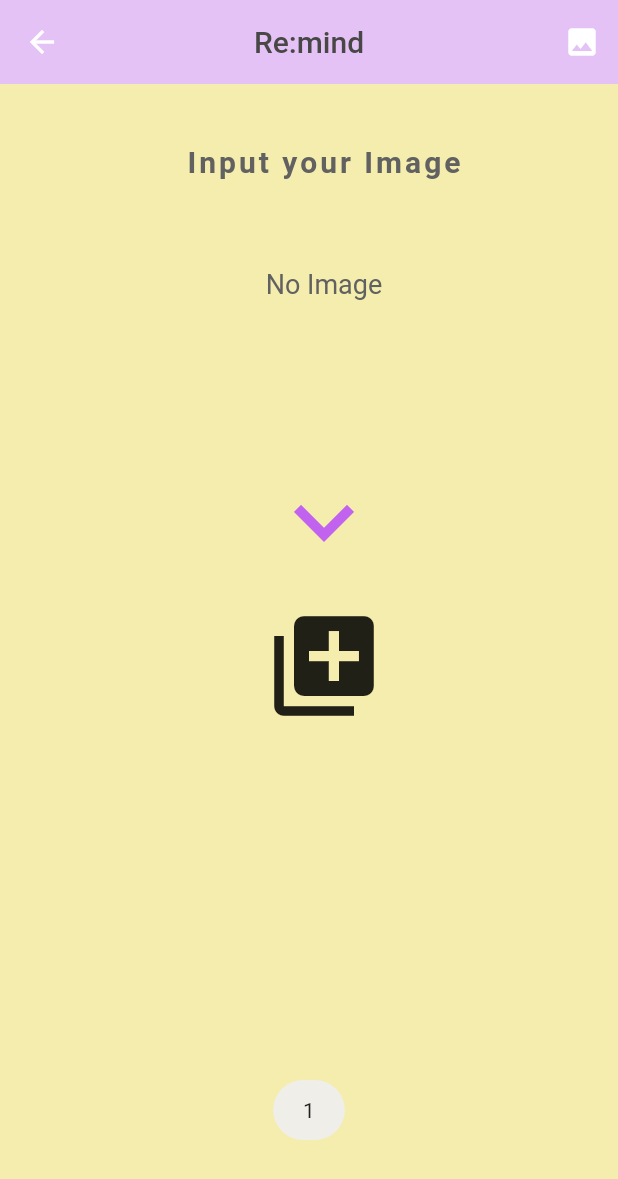
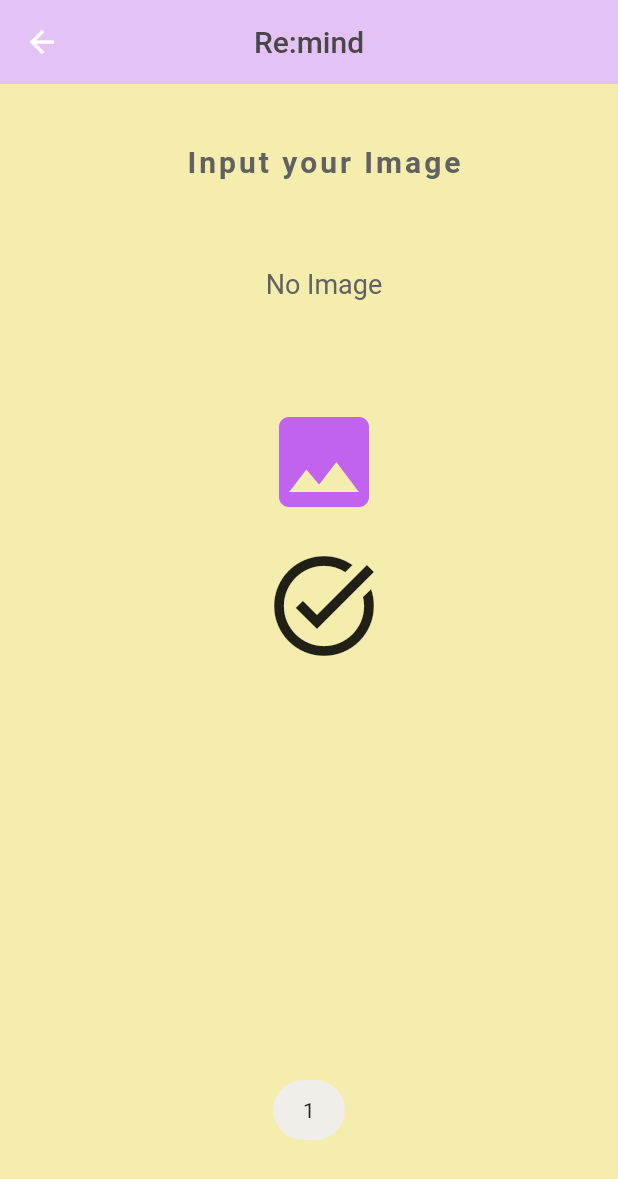
Before and after one commit to kozeldark/Flutter, a Flutter app: the DetailsScreen screen opened directly with sample values from the repository, after a tap on "CHOOSE", on a phone screen of 412 x 824 dp. Shown: the top 1179 px of the screen. Run offline on Flutter 3.47's test engine with Material 2 defaults, Android fonts, the phone set to English and light mode, and no system bars; our stand-ins replace audioplayers, dio, file_picker, firebase_auth, firebase_core, flutter_signin_button and 4 more; accounts and stored records are empty; network calls fail; statements that could not run were skipped.

Commit message:
Split MP4 & GIF

```diff
--- a/lib/screens/details/components/add_to_cart.dart
+++ b/lib/screens/details/components/add_to_cart.dart
@@ -4,10 +4,11 @@ import 'package:flutter/material.dart';
 import 'package:flutter_svg/flutter_svg.dart';
 import 'package:fluttertoast/fluttertoast.dart';
 import 'package:re_mind/models/Product.dart';
-import 'package:re_mind/screens/select/inputImg_page.dart';
+import 'package:re_mind/screens/select/inputImg_gif_page.dart';
 
 import '../../../constants.dart';
 import '../../learning/ml_service.dart';
+import '../../select/inputImg_mp4_page.dart';
 
 // 템플릿 선택 페이지
 
@@ -70,8 +71,20 @@ class AddToCart extends StatelessWidget {
                 color: product.color,
                 onPressed: () {
                   Fluttertoast.showToast(msg: this.product.id.toString());
-                  Navigator.push(context,
-                      MaterialPageRoute(builder: (context) => RemindPage(this.product.id)));
+                  String check = this.product.type.toString();
+
+                  if (check == 'GIF') {
+                    Navigator.push(context,
+                        MaterialPageRoute(
+                            builder: (context) => RemindPageGif(this.product
+                                .id)));
+                  }
+                  else {
+                    Navigator.push(context,
+                        MaterialPageRoute(
+                            builder: (context) => RemindPage(this.product
+                                .id)));
+                  }
                 },
                 child: Text(
                   "Choose".toUpperCase(),
--- a/lib/screens/select/chooseTemplate_page.dart
+++ b/lib/screens/select/chooseTemplate_page.dart
@@ -3,7 +3,7 @@ import 'dart:typed_data';
 import 'package:re_mind/screens/select/result_page.dart';
 import 'package:flutter/material.dart';
 import 'package:re_mind/screens/learning/ml_service.dart';
-import 'package:re_mind/screens/select/inputImg_page.dart';
+import 'package:re_mind/screens/select/inputImg_gif_page.dart';
 
 
 class ChooseTemplate extends StatelessWidget {
--- /dev/null
+++ b/lib/screens/select/inputImg_gif_page.dart
@@ -0,0 +1,172 @@
+import 'dart:typed_data';
+
+import 'package:re_mind/screens/select/audio_page.dart';
+import 'package:re_mind/screens/select/result_page.dart';
+import 'package:re_mind/screens/learning/file_picker_service.dart';
+import 'package:re_mind/screens/learning/ml_service.dart';
+import 'package:flutter/material.dart';
+
+// 이미지 넣는 페이지
+class RemindPageGif extends StatefulWidget {
+  final int arguments;
+  const RemindPageGif(this.arguments);
+
+  @override
+  _RemindPageState createState() => _RemindPageState();
+}
+
+
+class _RemindPageState extends State<RemindPageGif> {
+  MLService _mlService = MLService();
+  FilePickerService _filePickerService = FilePickerService();
+
+  Uint8List defaultImage;
+  Uint8List cartoonImage;
+
+  @override
+  Widget build(BuildContext context) {
+    return Scaffold(
+      appBar: AppBar(
+        backgroundColor: Color(0xFFE5C2F5),
+        title: Text('Re:mind', style: TextStyle(color: Color(0xFF474745))),
+        centerTitle: true,
+        elevation: 0.0,
+        actions: [
+          /*
+          IconButton(
+            icon: Icon(Icons.image),
+            onPressed: selectImage,
+          )
+           */
+        ],
+      ),
+      backgroundColor: Color(0xFFF5EDAD),
+      body: SingleChildScrollView(
+        padding: EdgeInsets.fromLTRB(20.0, 40.0, 0.0, 0.0),
+        child: Column(
+          children: [
+            Center(
+              child: Text(
+                'Input your Image',
+                style: TextStyle(
+                    color: Colors.grey[700],
+                    letterSpacing: 2.0,
+                    fontSize: 20.0,
+                    fontWeight: FontWeight.bold),
+              ),
+            ),
+            SizedBox(
+              height: 60.0, //간격
+            ),
+            LoadingImage(defaultImage), //처음 Input 이미지
+            SizedBox(
+              height: 60.0, //간격
+            ),
+
+            IconButton(
+              icon: Icon(Icons.image),
+              onPressed: selectImage,
+              iconSize: 80,
+              color: Color(0xFFC163EE),
+            ),
+
+            IconButton(
+              icon: Icon(Icons.task_alt),
+              iconSize: 80,
+              onPressed:(){
+                Navigator.push(
+                  context,
+                  MaterialPageRoute(builder: (context) => Result()),
+                );
+              },
+            ),
+            /*
+            Icon(
+              //아래화살표
+              Icons.keyboard_arrow_down,
+              size: 50,
+            ),
+            Text(
+              '3. Result (gif)',
+              style: TextStyle(
+                  //color: Colors.white,
+                  letterSpacing: 2.0,
+                  fontSize: 20.0,
+                  fontWeight: FontWeight.bold),
+            ),
+            SizedBox(
+              height: 40.0, //간격
+            ),
+            LoadingImage(cartoonImage),
+            SizedBox(
+              height: 20.0, //간격
+            ),*/
+          ],
+        ),
+      ),
+    );
+  }
+
+  Widget LoadingImage(Uint8List imageData) {
+    if (imageData == null) {
+      return Center(
+        child: Container(
+          child: Text(
+            'No Image',
+            style: TextStyle(
+              color: Colors.grey[700],
+              fontSize: 18,
+            ),
+          ),
+        ),
+      );
+    } else if (imageData.length == 0) {
+      return Center(
+        child: Column(
+          children: [
+            CircularProgressIndicator(),
+            SizedBox(
+              height: 5,
+            ),
+            Text('Loading'),
+          ],
+        ),
+      );
+    } else {
+      return Image.memory(
+        imageData,
+        fit: BoxFit.fitWidth,
+      );
+    }
+  }
+
+  void selectImage() async {
+    setState(() {
+      defaultImage = Uint8List(0);
+      cartoonImage = Uint8List(0);
+    });
+
+    var imageData = await _filePickerService.imageFilePickAsBytes();
+
+    if (imageData != null) {
+      setState(() {
+        defaultImage = imageData;
+      });
+
+      var cartoonImageData = await _mlService.convertCartoonImage(imageData, widget.arguments);
+
+      setState(() {
+        if (cartoonImageData == null) {
+          cartoonImage = null;
+        } else {
+          cartoonImage = cartoonImageData;
+        }
+      });
+    } else {
+      setState(() {
+        defaultImage = null;
+        cartoonImage = null;
+      });
+    }
+  }
+}
--- a/lib/screens/select/inputImg_page.dart
+++ b/lib/screens/select/inputImg_mp4_page.dart
@@ -32,10 +32,12 @@ class _RemindPageState extends State<RemindPage> {
         centerTitle: true,
         elevation: 0.0,
         actions: [
+          /*
           IconButton(
             icon: Icon(Icons.image),
             onPressed: selectImage,
           )
+           */
         ],
       ),
       backgroundColor: Color(0xFFF5EDAD),
@@ -58,10 +60,18 @@ class _RemindPageState extends State<RemindPage> {
             ),
             LoadingImage(defaultImage), //처음 Input 이미지
             SizedBox(
-              height: 100.0, //간격
+              height: 60.0, //간격
             ),
+
             IconButton(
-              icon: Icon(Icons.keyboard_arrow_down),
+              icon: Icon(Icons.image),
+              onPressed: selectImage,
+              iconSize: 80,
+              color: Color(0xFFC163EE),
+            ),
+
+            IconButton(
+              icon: Icon(Icons.library_music),
               iconSize: 80,
               color: Color(0xFFC163EE),
               onPressed: () {
@@ -70,16 +80,6 @@ class _RemindPageState extends State<RemindPage> {
                   context,
                   // MaterialPageRoute(builder: (context) => Result()));
                   MaterialPageRoute(builder: (context) => AudioHomePage()),
-                );
-              },
-            ),
-            IconButton(
-              icon: Icon(Icons.add_to_photos),
-              iconSize: 80,
-              onPressed:(){
-                Navigator.push(
-                  context,
-                  MaterialPageRoute(builder: (context) => Result()),
                 );
               },
             ),
```
Also changed, not shown: lib/screens/login/profile.dart (+6 -1 lines), lib/screens/select/audio_page.dart (+23 -1 lines).
